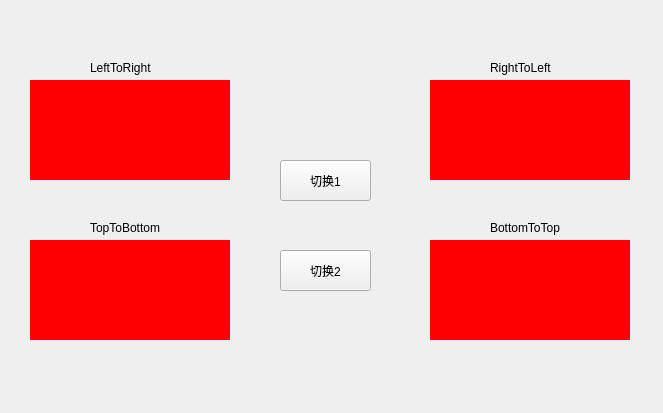
This is mainwindow.ui in Greedysky/TTKWidgetTools as Qt 5 draws it before an edit. The edited form follows.
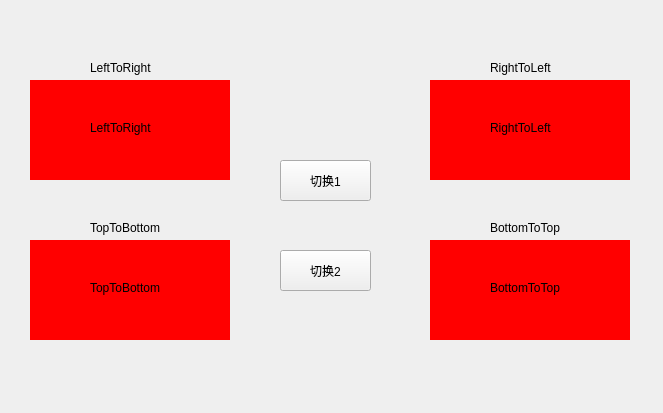
This is the edited form. Custom widgets are drawn as their Qt base class.

```diff
--- a/mainwindow.ui
+++ b/mainwindow.ui
@@ -30,6 +30,19 @@
      <property name="styleSheet">
       <string notr="true">background:red</string>
      </property>
+     <widget class="QLabel" name="label_5">
+      <property name="geometry">
+       <rect>
+        <x>60</x>
+        <y>40</y>
+        <width>81</width>
+        <height>16</height>
+       </rect>
+      </property>
+      <property name="text">
+       <string>LeftToRight</string>
+      </property>
+     </widget>
     </widget>
     <widget class="QWidget" name="page_2">
      <property name="styleSheet">
@@ -56,6 +69,19 @@
      <property name="styleSheet">
       <string notr="true">background:red</string>
      </property>
+     <widget class="QLabel" name="label_7">
+      <property name="geometry">
+       <rect>
+        <x>60</x>
+        <y>40</y>
+        <width>81</width>
+        <height>16</height>
+       </rect>
+      </property>
+      <property name="text">
+       <string>RightToLeft</string>
+      </property>
+     </widget>
     </widget>
     <widget class="QWidget" name="page_4">
      <property name="styleSheet">
@@ -79,6 +105,19 @@
      <property name="styleSheet">
       <string notr="true">background:red</string>
      </property>
+     <widget class="QLabel" name="label_11">
+      <property name="geometry">
+       <rect>
+        <x>60</x>
+        <y>40</y>
+        <width>81</width>
+        <height>16</height>
+       </rect>
+      </property>
+      <property name="text">
+       <string>BottomToTop</string>
+      </property>
+     </widget>
     </widget>
     <widget class="QWidget" name="page_10">
      <property name="styleSheet">
@@ -102,6 +141,19 @@
      <property name="styleSheet">
       <string notr="true">background:red</string>
      </property>
+     <widget class="QLabel" name="label_9">
+      <property name="geometry">
+       <rect>
+        <x>60</x>
+        <y>40</y>
+        <width>81</width>
+        <height>16</height>
+       </rect>
+      </property>
+      <property name="text">
+       <string>TopToBottom</string>
+      </property>
+     </widget>
     </widget>
     <widget class="QWidget" name="page_12">
      <property name="styleSheet">
```
Left out of the diff: 67 changed lines with no effect on the pictures.
